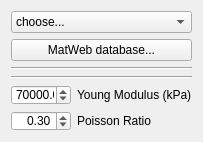
berndhahnebach/All_FreeCAD, file src/Mod/Fem/MechanicalMaterial.ui: the form before one commit.
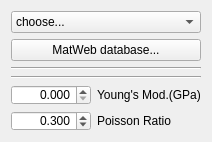
The form after the commit.

Commit message: Some fixes in the Fem/Material interplay

```diff
--- a/src/Mod/Fem/MechanicalMaterial.ui
+++ b/src/Mod/Fem/MechanicalMaterial.ui
@@ -6,7 +6,7 @@
    <rect>
     <x>0</x>
     <y>0</y>
-    <width>194</width>
+    <width>196</width>
     <height>142</height>
    </rect>
   </property>
@@ -63,25 +63,31 @@
        </property>
        <property name="minimumSize">
         <size>
-         <width>60</width>
+         <width>80</width>
          <height>20</height>
         </size>
        </property>
        <property name="alignment">
         <set>Qt::AlignRight|Qt::AlignTrailing|Qt::AlignVCenter</set>
        </property>
+       <property name="decimals">
+        <number>3</number>
+       </property>
        <property name="maximum">
-        <double>999999.989999999990687</double>
+        <double>2000.000000000000000</double>
+       </property>
+       <property name="singleStep">
+        <double>2.000000000000000</double>
        </property>
        <property name="value">
-        <double>70000.000000000000000</double>
+        <double>0.000000000000000</double>
        </property>
       </widget>
      </item>
      <item row="1" column="1">
       <widget class="QLabel" name="label_6">
        <property name="text">
-        <string>Young Modulus (kPa)</string>
+        <string>Young's Mod.(GPa)</string>
        </property>
       </widget>
      </item>
@@ -95,13 +101,19 @@
        </property>
        <property name="minimumSize">
         <size>
-         <width>60</width>
+         <width>80</width>
          <height>20</height>
         </size>
        </property>
        <property name="alignment">
         <set>Qt::AlignRight|Qt::AlignTrailing|Qt::AlignVCenter</set>
        </property>
+       <property name="decimals">
+        <number>3</number>
+       </property>
+       <property name="maximum">
+        <double>1.000000000000000</double>
+       </property>
        <property name="singleStep">
         <double>0.100000000000000</double>
        </property>
```
The commit also changes 5 other files.
